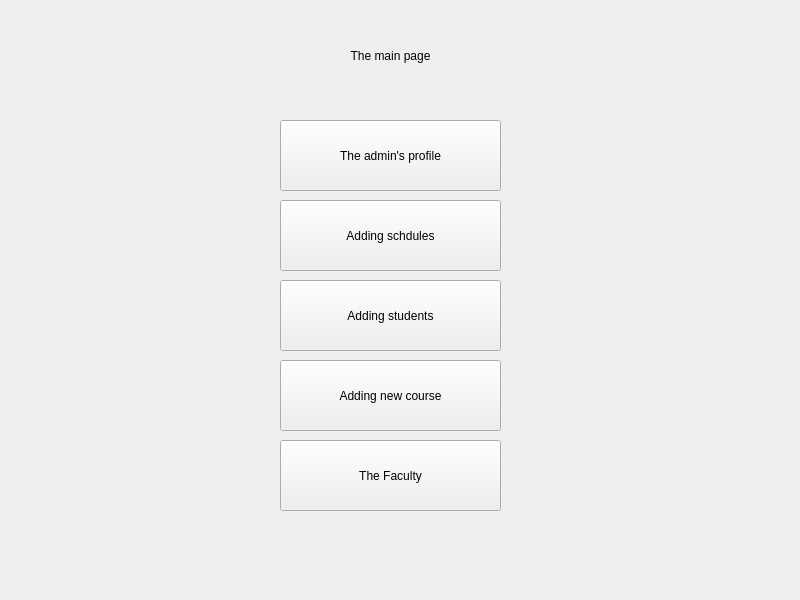
nwaaf20050-netizen/EE202_Course_Project, file Admin's main page.ui: the form before one commit.
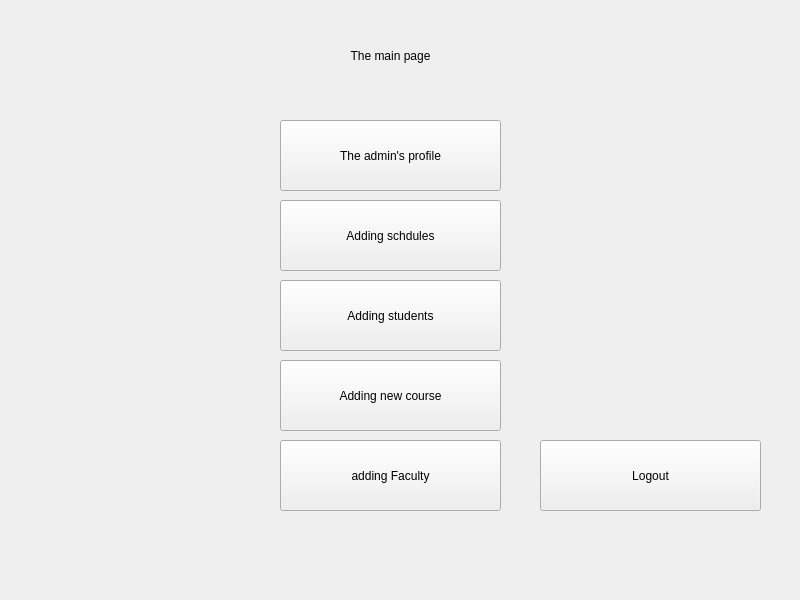
The form after the commit.

```diff
--- a/Admin's main page.ui
+++ b/Admin's main page.ui
@@ -110,7 +110,23 @@
      <string notr="true">font: 15pt &quot;Rockwell&quot;</string>
     </property>
     <property name="text">
-     <string>The Faculty</string>
+     <string>adding Faculty</string>
+    </property>
+   </widget>
+   <widget class="QPushButton" name="pushButton_Logout">
+    <property name="geometry">
+     <rect>
+      <x>540</x>
+      <y>440</y>
+      <width>221</width>
+      <height>71</height>
+     </rect>
+    </property>
+    <property name="styleSheet">
+     <string notr="true">font: 15pt &quot;Rockwell&quot;</string>
+    </property>
+    <property name="text">
+     <string>Logout</string>
     </property>
    </widget>
   </widget>
```
